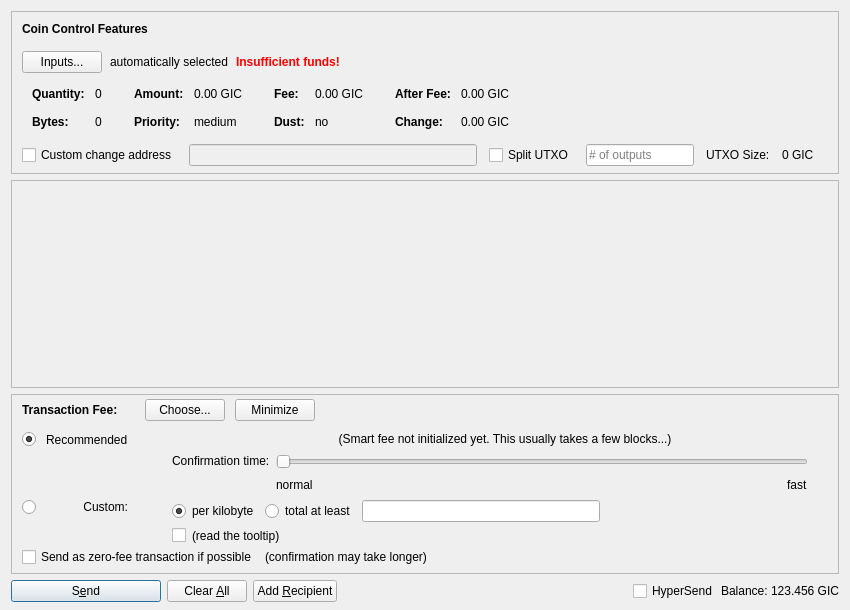
Before: the Qt Designer form src/qt/forms/sendcoinsdialog.ui in GiantPay/GiantCore, drawn with Qt 5.
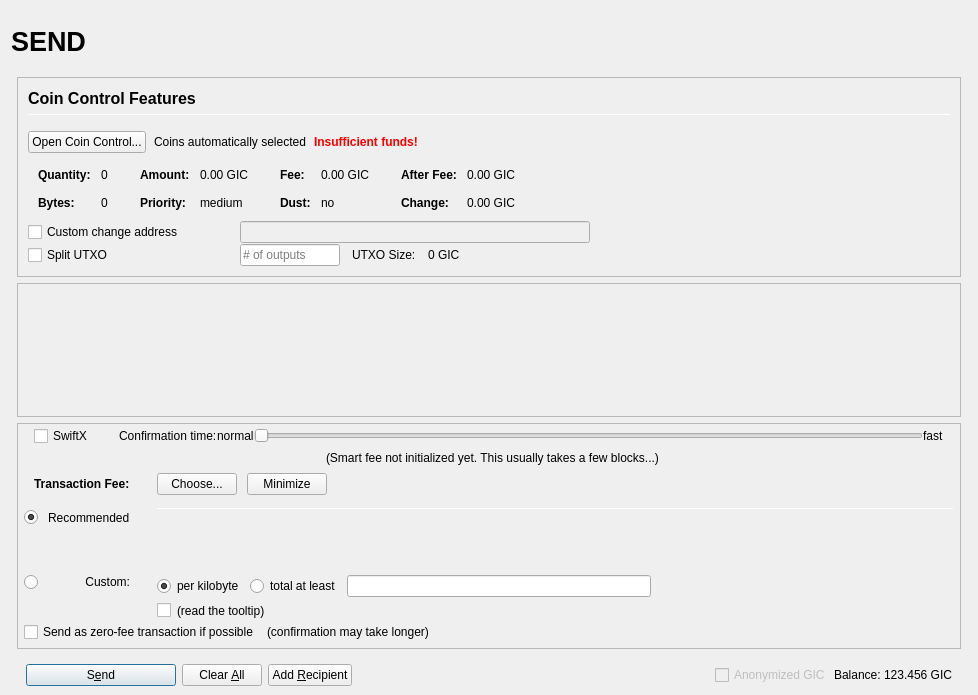
After: the same form once the commit is applied. Icons and pictures are not drawn. Custom widgets are drawn as their Qt base class.

Patch:
```diff
--- a/src/qt/forms/sendcoinsdialog.ui
+++ b/src/qt/forms/sendcoinsdialog.ui
@@ -2,20 +2,137 @@
 <ui version="4.0">
  <class>SendCoinsDialog</class>
  <widget class="QDialog" name="SendCoinsDialog">
+  <property name="enabled">
+   <bool>true</bool>
+  </property>
   <property name="geometry">
    <rect>
     <x>0</x>
     <y>0</y>
-    <width>850</width>
-    <height>610</height>
+    <width>978</width>
+    <height>695</height>
    </rect>
   </property>
   <property name="windowTitle">
    <string>Send Coins</string>
   </property>
-  <layout class="QVBoxLayout" name="verticalLayout" stretch="0,1,0,0">
+  <layout class="QVBoxLayout" name="verticalLayout" stretch="0">
    <property name="bottomMargin">
-    <number>8</number>
+    <number>9</number>
+   </property>
+   <item>
+    <layout class="QVBoxLayout" name="verticalLayout_Master" stretch="0,1">
+     <property name="spacing">
+      <number>0</number>
+     </property>
+     <property name="margin">
+      <number>0</number>
+     </property>
+     <item>
+      <widget class="QFrame" name="frame_Header">
+       <layout class="QVBoxLayout" name="verticalLayout_Header" stretch="0">
+        <property name="margin">
+         <number>0</number>
+        </property>
+        <item>
+         <layout class="QHBoxLayout" name="horizontalLayout_Header" stretch="1,0,1">
+          <property name="spacing">
+           <number>6</number>
+          </property>
+          <item>
+           <widget class="QLabel" name="labelOverviewHeaderLeft">
+            <property name="minimumSize">
+             <size>
+              <width>464</width>
+              <height>60</height>
+             </size>
+            </property>
+            <property name="maximumSize">
+             <size>
+              <width>16777215</width>
+              <height>60</height>
+             </size>
+            </property>
+            <property name="font">
+             <font>
+              <pointsize>20</pointsize>
+              <weight>75</weight>
+              <bold>true</bold>
+             </font>
+            </property>
+            <property name="text">
+             <string>SEND</string>
+            </property>
+            <property name="alignment">
+             <set>Qt::AlignLeading|Qt::AlignLeft|Qt::AlignVCenter</set>
+            </property>
+           </widget>
+          </item>
+          <item>
+           <spacer name="horizontalSpacer_Header">
+            <property name="orientation">
+             <enum>Qt::Horizontal</enum>
+            </property>
+            <property name="sizeHint" stdset="0">
+             <size>
+              <width>40</width>
+              <height>20</height>
+             </size>
+            </property>
+           </spacer>
+          </item>
+          <item>
+           <widget class="QLabel" name="labelOverviewHeaderRight">
+            <property name="minimumSize">
+             <size>
+              <width>464</width>
+              <height>60</height>
+             </size>
+            </property>
+            <property name="maximumSize">
+             <size>
+              <width>16777215</width>
+              <height>60</height>
+             </size>
+            </property>
+            <property name="font">
+             <font>
+              <pointsize>14</pointsize>
+             </font>
+            </property>
+            <property name="text">
+             <string/>
+            </property>
+            <property name="alignment">
+             <set>Qt::AlignRight|Qt::AlignTrailing|Qt::AlignVCenter</set>
+            </property>
+           </widget>
+          </item>
+         </layout>
+        </item>
+       </layout>
+      </widget>
+     </item>
+     <item>
+      <widget class="QFrame" name="frame_BG">
+       <property name="minimumSize">
+        <size>
+         <width>0</width>
+         <height>0</height>
+        </size>
+       </property>
+       <layout class="QVBoxLayout" name="layout_BG" stretch="0,0,0,0">
+        <property name="leftMargin">
+         <number>6</number>
+        </property>
+        <property name="topMargin">
+         <number>6</number>
+        </property>
+        <property name="rightMargin">
+         <number>6</number>
+        </property>
+        <property name="bottomMargin">
+         <number>0</number>
    </property>
    <item>
     <widget class="QFrame" name="frameCoinControl">
@@ -41,22 +158,14 @@
       <property name="spacing">
        <number>0</number>
       </property>
-      <property name="leftMargin">
+           <property name="margin">
        <number>0</number>
       </property>
-      <property name="topMargin">
-       <number>0</number>
-      </property>
-      <property name="rightMargin">
-       <number>0</number>
-      </property>
-      <property name="bottomMargin">
-       <number>6</number>
-      </property>
       <item>
-       <layout class="QVBoxLayout" name="verticalLayoutCoinControl" stretch="0,0,0,0,1">
+            <widget class="QFrame" name="frameCoinControl_BG">
+             <layout class="QVBoxLayout" name="verticalLayoutCoinControl" stretch="0,0,0,0,0,0">
         <property name="spacing">
-         <number>0</number>
+               <number>1</number>
         </property>
         <property name="leftMargin">
          <number>10</number>
@@ -70,6 +179,11 @@
            <number>15</number>
           </property>
           <item>
+                 <layout class="QVBoxLayout" name="verticalLayout_3">
+                  <property name="spacing">
+                   <number>6</number>
+                  </property>
+                  <item>
            <widget class="QLabel" name="labelCoinControlFeatures">
             <property name="sizePolicy">
              <sizepolicy hsizetype="Preferred" vsizetype="Maximum">
@@ -77,8 +191,15 @@
               <verstretch>0</verstretch>
              </sizepolicy>
             </property>
+                    <property name="minimumSize">
+                     <size>
+                      <width>0</width>
+                      <height>20</height>
+                     </size>
+                    </property>
             <property name="font">
              <font>
+                      <pointsize>12</pointsize>
               <weight>75</weight>
               <bold>true</bold>
              </font>
@@ -91,6 +212,27 @@
             </property>
            </widget>
           </item>
+                  <item>
+                   <widget class="Line" name="line">
+                    <property name="minimumSize">
+                     <size>
+                      <width>0</width>
+                      <height>1</height>
+                     </size>
+                    </property>
+                    <property name="maximumSize">
+                     <size>
+                      <width>16777215</width>
+                      <height>1</height>
+                     </size>
+                    </property>
+                    <property name="orientation">
+                     <enum>Qt::Horizontal</enum>
+                    </property>
+                   </widget>
+                  </item>
+                 </layout>
+                </item>
          </layout>
         </item>
         <item>
@@ -107,7 +249,7 @@
              <string notr="true"/>
             </property>
             <property name="text">
-             <string>Inputs...</string>
+                   <string>Open Coin Control...</string>
             </property>
             <property name="autoDefault">
              <bool>false</bool>
@@ -117,7 +259,7 @@
           <item>
            <widget class="QLabel" name="labelCoinControlAutomaticallySelected">
             <property name="text">
-             <string>automatically selected</string>
+                   <string>Coins automatically selected</string>
             </property>
             <property name="margin">
              <number>5</number>
@@ -528,7 +670,7 @@
          </widget>
         </item>
         <item>
-         <layout class="QHBoxLayout" name="horizontalLayoutCoinControl4" stretch="0,0,0,0,0,0,0">
+               <layout class="QHBoxLayout" name="horizontalLayoutCoinControl4">
           <property name="spacing">
            <number>12</number>
           </property>
@@ -536,13 +678,31 @@
            <enum>QLayout::SetDefaultConstraint</enum>
           </property>
           <property name="topMargin">
-           <number>5</number>
+                 <number>0</number>
           </property>
           <property name="rightMargin">
-           <number>5</number>
+                 <number>0</number>
           </property>
           <item>
            <widget class="QCheckBox" name="checkBoxCoinControlChange">
+                  <property name="sizePolicy">
+                   <sizepolicy hsizetype="Preferred" vsizetype="Preferred">
+                    <horstretch>0</horstretch>
+                    <verstretch>0</verstretch>
+                   </sizepolicy>
+                  </property>
+                  <property name="minimumSize">
+                   <size>
+                    <width>200</width>
+                    <height>0</height>
+                   </size>
+                  </property>
+                  <property name="maximumSize">
+                   <size>
+                    <width>200</width>
+                    <height>16777215</height>
+                   </size>
+                  </property>
             <property name="toolTip">
              <string>If this is activated, but the change address is empty or invalid, change will be sent to a newly generated address.</string>
             </property>
@@ -557,15 +717,71 @@
              <bool>false</bool>
             </property>
             <property name="sizePolicy">
-             <sizepolicy hsizetype="Expanding" vsizetype="Fixed">
+                   <sizepolicy hsizetype="Preferred" vsizetype="Preferred">
               <horstretch>0</horstretch>
               <verstretch>0</verstretch>
              </sizepolicy>
             </property>
-           </widget>
-          </item>
+                  <property name="minimumSize">
+                   <size>
+                    <width>300</width>
+                    <height>0</height>
+                   </size>
+                  </property>
+                 </widget>
+                </item>
+                <item>
+                 <widget class="QLabel" name="labelCoinControlChangeLabel">
+                  <property name="sizePolicy">
+                   <sizepolicy hsizetype="Preferred" vsizetype="Preferred">
+                    <horstretch>0</horstretch>
+                    <verstretch>0</verstretch>
+                   </sizepolicy>
+                  </property>
+                  <property name="minimumSize">
+                   <size>
+                    <width>100</width>
+                    <height>0</height>
+                   </size>
+                  </property>
+                  <property name="text">
+                   <string/>
+                  </property>
+                  <property name="margin">
+                   <number>3</number>
+                  </property>
+                 </widget>
+                </item>
+               </layout>
+              </item>
+              <item>
+               <layout class="QHBoxLayout" name="horizontalLayoutCoinControl6">
+                <property name="spacing">
+                 <number>12</number>
+                </property>
+                <property name="rightMargin">
+                 <number>0</number>
+                </property>
           <item>
            <widget class="QCheckBox" name="splitBlockCheckBox">
+                  <property name="sizePolicy">
+                   <sizepolicy hsizetype="Preferred" vsizetype="Preferred">
+                    <horstretch>0</horstretch>
+                    <verstretch>0</verstretch>
+                   </sizepolicy>
+                  </property>
+                  <property name="minimumSize">
+                   <size>
+                    <width>200</width>
+                    <height>0</height>
+                   </size>
+                  </property>
+                  <property name="maximumSize">
+                   <size>
+                    <width>200</width>
+                    <height>16777215</height>
+                   </size>
+                  </property>
             <property name="text">
              <string>Split UTXO</string>
             </property>
@@ -574,11 +790,23 @@
           <item>
            <widget class="QLineEdit" name="splitBlockLineEdit">
             <property name="sizePolicy">
-             <sizepolicy hsizetype="Fixed" vsizetype="Fixed">
+                   <sizepolicy hsizetype="Preferred" vsizetype="Preferred">
               <horstretch>50</horstretch>
               <verstretch>0</verstretch>
              </sizepolicy>
             </property>
+                  <property name="minimumSize">
+                   <size>
+                    <width>100</width>
+                    <height>0</height>
+                   </size>
+                  </property>
+                  <property name="maximumSize">
+                   <size>
+                    <width>100</width>
+                    <height>16777215</height>
+                   </size>
+                  </property>
             <property name="placeholderText">
              <string># of outputs</string>
             </property>
@@ -599,26 +827,17 @@
            </widget>
           </item>
           <item>
-           <widget class="QLabel" name="labelCoinControlChangeLabel">
-            <property name="sizePolicy">
-             <sizepolicy hsizetype="Preferred" vsizetype="Expanding">
-              <horstretch>0</horstretch>
-              <verstretch>0</verstretch>
-             </sizepolicy>
-            </property>
-            <property name="minimumSize">
+                 <spacer name="horizontalSpacer_7">
+                  <property name="orientation">
+                   <enum>Qt::Horizontal</enum>
+                  </property>
+                  <property name="sizeHint" stdset="0">
              <size>
-              <width>0</width>
-              <height>0</height>
-             </size>
-            </property>
-            <property name="text">
-             <string/>
-            </property>
-            <property name="margin">
-             <number>3</number>
-            </property>
-           </widget>
+                    <width>40</width>
+                    <height>20</height>
+                   </size>
+                  </property>
+                 </spacer>
           </item>
          </layout>
         </item>
@@ -636,6 +855,7 @@
          </spacer>
         </item>
        </layout>
+            </widget>
       </item>
      </layout>
     </widget>
@@ -650,8 +870,8 @@
        <rect>
         <x>0</x>
         <y>0</y>
-        <width>830</width>
-        <height>95</height>
+             <width>944</width>
+             <height>69</height>
        </rect>
       </property>
       <layout class="QVBoxLayout" name="verticalLayout_2" stretch="0,1">
@@ -715,31 +935,196 @@
       <property name="spacing">
        <number>0</number>
       </property>
+           <property name="margin">
+            <number>0</number>
+           </property>
+           <item>
+            <layout class="QVBoxLayout" name="verticalLayoutFee2" stretch="0,0,0,0">
+             <property name="spacing">
+              <number>0</number>
+             </property>
       <property name="leftMargin">
-       <number>0</number>
+              <number>6</number>
       </property>
       <property name="topMargin">
        <number>0</number>
       </property>
       <property name="rightMargin">
+              <number>6</number>
+             </property>
+             <item>
+              <layout class="QVBoxLayout" name="verticalLayout_feeConf">
+               <property name="spacing">
        <number>0</number>
       </property>
+               <property name="leftMargin">
+                <number>10</number>
+               </property>
+               <property name="rightMargin">
+                <number>10</number>
+               </property>
       <property name="bottomMargin">
+                <number>5</number>
+               </property>
+               <item>
+                <layout class="QHBoxLayout" name="horizontalLayoutFee9">
+                 <item>
+                  <widget class="QCheckBox" name="checkSwiftTX">
+                   <property name="enabled">
+                    <bool>true</bool>
+                   </property>
+                   <property name="minimumSize">
+                    <size>
+                     <width>85</width>
+                     <height>0</height>
+                    </size>
+                   </property>
+                   <property name="toolTip">
+                    <string>SwiftX technology allows for near instant transactions - A flat fee of 0.01 GIC applies</string>
+                   </property>
+                   <property name="text">
+                    <string>SwiftX</string>
+                   </property>
+                  </widget>
+                 </item>
+                 <item>
+                  <widget class="QLabel" name="labelSmartFee3">
+                   <property name="text">
+                    <string>Confirmation time:</string>
+                   </property>
+                   <property name="margin">
+                    <number>2</number>
+                   </property>
+                  </widget>
+                 </item>
+                 <item>
+                  <widget class="QLabel" name="labelSmartFeeNormal">
+                   <property name="text">
+                    <string>normal</string>
+                   </property>
+                   <property name="margin">
+                    <number>8</number>
+                   </property>
+                  </widget>
+                 </item>
+                 <item>
+                  <widget class="QSlider" name="sliderSmartFee">
+                   <property name="minimumSize">
+                    <size>
+                     <width>0</width>
+                     <height>24</height>
+                    </size>
+                   </property>
+                   <property name="minimum">
        <number>0</number>
       </property>
+                   <property name="maximum">
+                    <number>24</number>
+                   </property>
+                   <property name="pageStep">
+                    <number>1</number>
+                   </property>
+                   <property name="value">
+                    <number>0</number>
+                   </property>
+                   <property name="orientation">
+                    <enum>Qt::Horizontal</enum>
+                   </property>
+                   <property name="invertedAppearance">
+                    <bool>false</bool>
+                   </property>
+                   <property name="invertedControls">
+                    <bool>false</bool>
+                   </property>
+                   <property name="tickPosition">
+                    <enum>QSlider::NoTicks</enum>
+                   </property>
+                  </widget>
+                 </item>
       <item>
-       <layout class="QVBoxLayout" name="verticalLayoutFee2" stretch="0,0,0">
+                  <widget class="QLabel" name="labelSmartFeeFast">
+                   <property name="text">
+                    <string>fast</string>
+                   </property>
+                   <property name="margin">
+                    <number>8</number>
+                   </property>
+                  </widget>
+                 </item>
+                </layout>
+               </item>
+               <item>
+                <layout class="QHBoxLayout" name="horizontalLayout_recommended_texts">
         <property name="spacing">
          <number>0</number>
         </property>
-        <property name="leftMargin">
-         <number>10</number>
-        </property>
-        <property name="topMargin">
-         <number>0</number>
-        </property>
+                 <item>
+                  <spacer name="horizontalSpacer_8">
+                   <property name="orientation">
+                    <enum>Qt::Horizontal</enum>
+                   </property>
+                   <property name="sizeHint" stdset="0">
+                    <size>
+                     <width>40</width>
+                     <height>20</height>
+                    </size>
+                   </property>
+                  </spacer>
+                 </item>
+                 <item>
+                  <widget class="QLabel" name="labelFeeEstimation">
+                   <property name="text">
+                    <string/>
+                   </property>
+                   <property name="margin">
+                    <number>2</number>
+                   </property>
+                  </widget>
+                 </item>
+                 <item>
+                  <widget class="QLabel" name="labelSmartFee2">
+                   <property name="text">
+                    <string>(Smart fee not initialized yet. This usually takes a few blocks...)</string>
+                   </property>
+                   <property name="alignment">
+                    <set>Qt::AlignLeading|Qt::AlignLeft|Qt::AlignVCenter</set>
+                   </property>
+                   <property name="wordWrap">
+                    <bool>false</bool>
+                   </property>
+                   <property name="margin">
+                    <number>2</number>
+                   </property>
+                   <property name="indent">
+                    <number>-1</number>
+                   </property>
+                  </widget>
+                 </item>
+                 <item>
+                  <spacer name="horizontalSpacer_3">
+                   <property name="orientation">
+                    <enum>Qt::Horizontal</enum>
+                   </property>
+                   <property name="sizeHint" stdset="0">
+                    <size>
+                     <width>40</width>
+                     <height>20</height>
+                    </size>
+                   </property>
+                  </spacer>
+                 </item>
+                </layout>
+               </item>
+              </layout>
+             </item>
         <item>
          <layout class="QHBoxLayout" name="horizontalLayoutFee1">
+               <property name="leftMargin">
+                <number>10</number>
+               </property>
+               <property name="rightMargin">
+                <number>10</number>
+               </property>
           <property name="bottomMargin">
            <number>0</number>
           </property>
@@ -748,22 +1133,6 @@
             <property name="spacing">
              <number>0</number>
             </property>
-            <item>
-             <spacer name="verticalSpacerSmartFee">
-              <property name="orientation">
-               <enum>Qt::Vertical</enum>
-              </property>
-              <property name="sizeType">
-               <enum>QSizePolicy::Fixed</enum>
-              </property>
-              <property name="sizeHint" stdset="0">
-               <size>
-                <width>1</width>
-                <height>4</height>
-               </size>
-              </property>
-             </spacer>
-            </item>
             <item>
              <layout class="QHBoxLayout" name="horizontalLayoutSmartFee">
               <property name="spacing">
@@ -879,7 +1248,61 @@
              <property name="verticalSpacing">
               <number>4</number>
              </property>
-             <item row="2" column="4">
+                  <item row="2" column="0">
+                   <layout class="QVBoxLayout" name="verticalLayoutFee4" stretch="0">
+                    <item>
+                     <spacer name="verticalSpacer_2">
+                      <property name="orientation">
+                       <enum>Qt::Vertical</enum>
+                      </property>
+                      <property name="sizeHint" stdset="0">
+                       <size>
+                        <width>1</width>
+                        <height>1</height>
+                       </size>
+                      </property>
+                     </spacer>
+                    </item>
+                   </layout>
+                  </item>
+                  <item row="3" column="0">
+                   <layout class="QVBoxLayout" name="verticalLayoutFee9" stretch="0,1">
+                    <item>
+                     <widget class="QRadioButton" name="radioCustomFee">
+                      <property name="text">
+                       <string/>
+                      </property>
+                      <attribute name="buttonGroup">
+                       <string notr="true">groupFee</string>
+                      </attribute>
+                     </widget>
+                    </item>
+                    <item>
+                     <spacer name="verticalSpacer_6">
+                      <property name="orientation">
+                       <enum>Qt::Vertical</enum>
+                      </property>
+                      <property name="sizeHint" stdset="0">
+                       <size>
+                        <width>1</width>
+                        <height>1</height>
+                       </size>
+                      </property>
+                     </spacer>
+                    </item>
+                   </layout>
+                  </item>
+                  <item row="3" column="1">
+                   <widget class="QLabel" name="labelCustomFee">
+                    <property name="text">
+                     <string>Custom:</string>
+                    </property>
+                    <property name="alignment">
+                     <set>Qt::AlignRight|Qt::AlignTop|Qt::AlignTrailing</set>
+                    </property>
+                   </widget>
+                  </item>
+                  <item row="3" column="4">
               <layout class="QVBoxLayout" name="verticalLayoutFee8">
                <property name="spacing">
                 <number>6</number>
@@ -978,218 +1401,14 @@
                </item>
               </layout>
              </item>
-             <item row="1" column="0">
-              <layout class="QVBoxLayout" name="verticalLayoutFee4" stretch="1">
-               <item>
-                <spacer name="verticalSpacer_2">
-                 <property name="orientation">
-                  <enum>Qt::Vertical</enum>
-                 </property>
-                 <property name="sizeHint" stdset="0">
-                  <size>
-                   <width>1</width>
-                   <height>1</height>
-                  </size>
-                 </property>
-                </spacer>
-               </item>
-              </layout>
-             </item>
-             <item row="2" column="0">
-              <layout class="QVBoxLayout" name="verticalLayoutFee9" stretch="0,1">
-               <item>
-                <widget class="QRadioButton" name="radioCustomFee">
-                 <property name="text">
-                  <string/>
-                 </property>
-                 <attribute name="buttonGroup">
-                  <string notr="true">groupFee</string>
-                 </attribute>
-                </widget>
-               </item>
-               <item>
-                <spacer name="verticalSpacer_6">
-                 <property name="orientation">
-                  <enum>Qt::Vertical</enum>
-                 </property>
-                 <property name="sizeHint" stdset="0">
-                  <size>
-                   <width>1</width>
-                   <height>1</height>
-                  </size>
-                 </property>
-                </spacer>
-               </item>
-              </layout>
-             </item>
-             <item row="1" column="4">
-              <layout class="QVBoxLayout" name="verticalLayoutFee3" stretch="0,0,1">
-               <property name="spacing">
-                <number>6</number>
-               </property>
-               <property name="topMargin">
-                <number>2</number>
-               </property>
-               <item>
-                <layout class="QHBoxLayout" name="horizontalLayoutFee12">
-                 <item>
-                  <spacer name="horizontalSpacer_5">
-                   <property name="orientation">
-                    <enum>Qt::Horizontal</enum>
-                   </property>
-                   <property name="sizeHint" stdset="0">
-                    <size>
-                     <width>1</width>
-                     <height>1</height>
-                    </size>
-                   </property>
-                  </spacer>
-                 </item>
-                </layout>
-               </item>
-               <item>
-                <layout class="QHBoxLayout" name="horizontalLayoutFee9">
-                 <item>
-                  <layout class="QVBoxLayout" name="verticalLayoutFee6">
-                   <item>
-                    <widget class="QLabel" name="labelSmartFee3">
-                     <property name="text">
-                      <string>Confirmation time:</string>
-                     </property>
-                     <property name="margin">
-                      <number>2</number>
-                     </property>
-                    </widget>
-                   </item>
-                   <item>
-                    <spacer name="verticalSpacer_3">
-                     <property name="orientation">
-                      <enum>Qt::Vertical</enum>
-                     </property>
-                     <property name="sizeHint" stdset="0">
-                      <size>
-                       <width>1</width>
-                       <height>1</height>
-                      </size>
-                     </property>
-                    </spacer>
-                   </item>
-                  </layout>
-                 </item>
-                 <item>
-                  <layout class="QVBoxLayout" name="verticalLayoutFee5">
-                   <property name="rightMargin">
-                    <number>30</number>
-                   </property>
-                   <item>
-                    <widget class="QSlider" name="sliderSmartFee">
-                     <property name="minimum">
-                      <number>0</number>
-                     </property>
-                     <property name="maximum">
-                      <number>24</number>
-                     </property>
-                     <property name="pageStep">
-                      <number>1</number>
-                     </property>
-                     <property name="value">
-                      <number>0</number>
-                     </property>
-                     <property name="orientation">
-                      <enum>Qt::Horizontal</enum>
-                     </property>
-                     <property name="invertedAppearance">
-                      <bool>false</bool>
-                     </property>
-                     <property name="invertedControls">
-                      <bool>false</bool>
-                     </property>
-                     <property name="tickPosition">
-                      <enum>QSlider::NoTicks</enum>
-                     </property>
-                    </widget>
-                   </item>
-                   <item>
-                    <layout class="QHBoxLayout" name="horizontalLayoutFee10">
-                     <item>
-                      <widget class="QLabel" name="labelSmartFeeNormal">
-                       <property name="text">
-                        <string>normal</string>
-                       </property>
-                      </widget>
-                     </item>
-                     <item>
-                      <spacer name="horizontalSpacer_3">
-                       <property name="orientation">
-                        <enum>Qt::Horizontal</enum>
-                       </property>
-                       <property name="sizeHint" stdset="0">
-                        <size>
-                         <width>40</width>
-                         <height>20</height>
-                        </size>
-                       </property>
-                      </spacer>
-                     </item>
-                     <item>
-                      <widget class="QLabel" name="labelSmartFeeFast">
-                       <property name="text">
-                        <string>fast</string>
-                       </property>
-                      </widget>
-                     </item>
-                    </layout>
-                   </item>
-                  </layout>
-                 </item>
-                </layout>
-               </item>
-               <item>
-                <spacer name="verticalSpacer_4">
-                 <property name="orientation">
-                  <enum>Qt::Vertical</enum>
-                 </property>
-                 <property name="sizeHint" stdset="0">
-                  <size>
-                   <width>1</width>
-                   <height>1</height>
-                  </size>
-                 </property>
-                </spacer>
-               </item>
-              </layout>
-             </item>
-             <item row="0" column="1">
+                  <item row="1" column="1">
               <widget class="QLabel" name="labelSmartFee_2">
                <property name="text">
                 <string>Recommended</string>
                </property>
               </widget>
              </item>
-             <item row="0" column="0">
-              <widget class="QRadioButton" name="radioSmartFee">
-               <property name="text">
-                <string/>
-               </property>
-               <property name="checked">
-                <bool>true</bool>
-               </property>
-               <attribute name="buttonGroup">
-                <string notr="true">groupFee</string>
-               </attribute>
-              </widget>
-             </item>
-             <item row="2" column="1">
-              <widget class="QLabel" name="labelCustomFee">
-               <property name="text">
-                <string>Custom:</string>
-               </property>
-               <property name="alignment">
-                <set>Qt::AlignRight|Qt::AlignTop|Qt::AlignTrailing</set>
-               </property>
-              </widget>
-             </item>
-             <item row="0" column="2">
+                  <item row="1" column="2">
               <widget class="QLabel" name="labelSmartFee">
                <property name="text">
                 <string/>
@@ -1199,28 +1418,93 @@
                </property>
               </widget>
              </item>
-             <item row="0" column="3">
-              <widget class="QLabel" name="labelFeeEstimation">
+                  <item row="1" column="0">
+                   <widget class="QRadioButton" name="radioSmartFee">
                <property name="text">
                 <string/>
                </property>
-              </widget>
-             </item>
-             <item row="0" column="4">
-              <widget class="QLabel" name="labelSmartFee2">
-               <property name="text">
-                <string>(Smart fee not initialized yet. This usually takes a few blocks...)</string>
-               </property>
-               <property name="alignment">
-                <set>Qt::AlignHCenter</set>
-               </property>
-               <property name="wordWrap">
+                    <property name="checked">
                 <bool>true</bool>
                </property>
-               <property name="margin">
+                    <attribute name="buttonGroup">
+                     <string notr="true">groupFee</string>
+                    </attribute>
+                   </widget>
+                  </item>
+                  <item row="0" column="4" rowspan="3">
+                   <layout class="QVBoxLayout" name="verticalLayoutFee3" stretch="0,0,0,0">
+                    <property name="spacing">
+                     <number>6</number>
+                    </property>
+                    <property name="topMargin">
                 <number>2</number>
                </property>
-              </widget>
+                    <property name="bottomMargin">
+                     <number>20</number>
+                    </property>
+                    <item>
+                     <widget class="Line" name="line_2">
+                      <property name="minimumSize">
+                       <size>
+                        <width>0</width>
+                        <height>1</height>
+                       </size>
+                      </property>
+                      <property name="maximumSize">
+                       <size>
+                        <width>16777215</width>
+                        <height>1</height>
+                       </size>
+                      </property>
+                      <property name="orientation">
+                       <enum>Qt::Horizontal</enum>
+                      </property>
+                     </widget>
+                    </item>
+                    <item>
+                     <layout class="QHBoxLayout" name="horizontalLayoutFee12">
+                      <item>
+                       <spacer name="horizontalSpacer_5">
+                        <property name="orientation">
+                         <enum>Qt::Horizontal</enum>
+                        </property>
+                        <property name="sizeHint" stdset="0">
+                         <size>
+                          <width>1</width>
+                          <height>1</height>
+                         </size>
+                        </property>
+                       </spacer>
+                      </item>
+                     </layout>
+                    </item>
+                    <item>
+                     <spacer name="verticalSpacer_4">
+                      <property name="orientation">
+                       <enum>Qt::Vertical</enum>
+                      </property>
+                      <property name="sizeHint" stdset="0">
+                       <size>
+                        <width>1</width>
+                        <height>1</height>
+                       </size>
+                      </property>
+                     </spacer>
+                    </item>
+                    <item>
+                     <spacer name="verticalSpacer_3">
+                      <property name="orientation">
+                       <enum>Qt::Vertical</enum>
+                      </property>
+                      <property name="sizeHint" stdset="0">
+                       <size>
+                        <width>20</width>
+                        <height>40</height>
+                       </size>
+                      </property>
+                     </spacer>
+                    </item>
+                   </layout>
              </item>
             </layout>
            </item>
@@ -1299,7 +1583,11 @@
     </widget>
    </item>
    <item>
+         <widget class="QFrame" name="frame_Send">
     <layout class="QHBoxLayout" name="horizontalLayout">
+           <property name="bottomMargin">
+            <number>0</number>
+           </property>
      <item>
       <widget class="QPushButton" name="sendButton">
        <property name="minimumSize">
@@ -1387,16 +1675,10 @@
        <item>
         <widget class="QCheckBox" name="checkInstantX">
          <property name="enabled">
-          <bool>true</bool>
-         </property>
-         <property name="minimumSize">
-          <size>
-           <width>85</width>
-           <height>0</height>
-          </size>
+                <bool>false</bool>
          </property>
          <property name="text">
-          <string>HyperSend</string>
+                <string>Anonymized GIC</string>
          </property>
         </widget>
        </item>
@@ -1429,6 +1711,12 @@
       </layout>
      </item>
     </layout>
+         </widget>
+        </item>
+       </layout>
+      </widget>
+     </item>
+    </layout>
    </item>
   </layout>
  </widget>
```
Left out of the diff: 37 changed lines with no effect on the pictures. Lines whose indentation alone changed are shown as unchanged.
